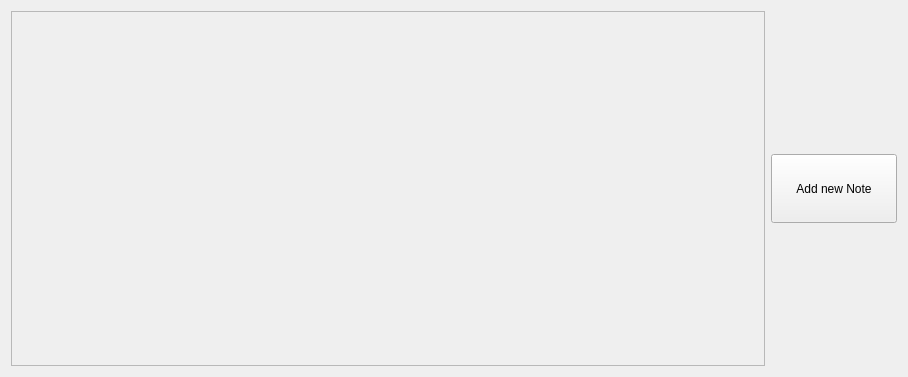
Above: forms/NotesDisplayingTab.ui from Patryk-Trojak/Notes before the change. Below: the same form after it.
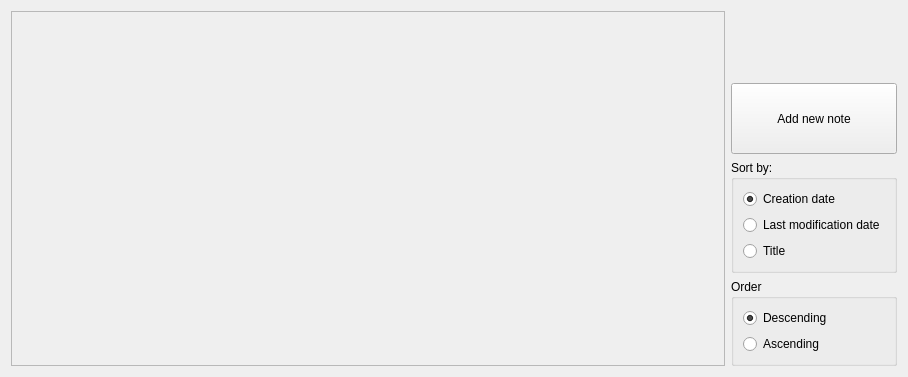
That is the form after the change.

Commit message: Add buttons sorting notes

The edit to the form file:
```diff
--- a/forms/NotesDisplayingTab.ui
+++ b/forms/NotesDisplayingTab.ui
@@ -10,44 +10,30 @@
     <height>377</height>
    </rect>
   </property>
+  <property name="minimumSize">
+   <size>
+    <width>0</width>
+    <height>0</height>
+   </size>
+  </property>
   <property name="windowTitle">
    <string>Form</string>
   </property>
-  <layout class="QGridLayout" name="gridLayout" rowstretch="2,1,2,0" columnstretch="6,1">
-   <item row="0" column="1">
-    <spacer name="verticalSpacer">
-     <property name="orientation">
-      <enum>Qt::Vertical</enum>
-     </property>
-     <property name="sizeHint" stdset="0">
-      <size>
-       <width>20</width>
-       <height>40</height>
-      </size>
-     </property>
-    </spacer>
-   </item>
-   <item row="2" column="1">
-    <spacer name="verticalSpacer_2">
-     <property name="orientation">
-      <enum>Qt::Vertical</enum>
-     </property>
-     <property name="sizeHint" stdset="0">
-      <size>
-       <width>20</width>
-       <height>40</height>
-      </size>
-     </property>
-    </spacer>
-   </item>
-   <item row="0" column="0" rowspan="4">
+  <layout class="QHBoxLayout" name="horizontalLayout">
+   <item>
     <widget class="QScrollArea" name="scrollArea">
      <property name="sizePolicy">
-      <sizepolicy hsizetype="Preferred" vsizetype="Expanding">
+      <sizepolicy hsizetype="Expanding" vsizetype="Expanding">
        <horstretch>0</horstretch>
        <verstretch>0</verstretch>
       </sizepolicy>
      </property>
+     <property name="minimumSize">
+      <size>
+       <width>200</width>
+       <height>0</height>
+      </size>
+     </property>
      <property name="widgetResizable">
       <bool>true</bool>
      </property>
@@ -69,18 +55,118 @@
      </widget>
     </widget>
    </item>
-   <item row="1" column="1">
-    <widget class="QPushButton" name="newNoteButton">
-     <property name="sizePolicy">
-      <sizepolicy hsizetype="Preferred" vsizetype="Expanding">
-       <horstretch>0</horstretch>
-       <verstretch>0</verstretch>
-      </sizepolicy>
-     </property>
-     <property name="text">
-      <string>Add new Note</string>
-     </property>
-    </widget>
+   <item>
+    <layout class="QVBoxLayout" name="verticalLayout">
+     <item>
+      <spacer name="verticalSpacer">
+       <property name="orientation">
+        <enum>Qt::Vertical</enum>
+       </property>
+       <property name="sizeHint" stdset="0">
+        <size>
+         <width>20</width>
+         <height>40</height>
+        </size>
+       </property>
+      </spacer>
+     </item>
+     <item>
+      <widget class="QPushButton" name="newNoteButton">
+       <property name="sizePolicy">
+        <sizepolicy hsizetype="Minimum" vsizetype="Expanding">
+         <horstretch>0</horstretch>
+         <verstretch>0</verstretch>
+        </sizepolicy>
+       </property>
+       <property name="text">
+        <string>Add new note</string>
+       </property>
+      </widget>
+     </item>
+     <item>
+      <widget class="QGroupBox" name="groupBox">
+       <property name="sizePolicy">
+        <sizepolicy hsizetype="Preferred" vsizetype="Preferred">
+         <horstretch>0</horstretch>
+         <verstretch>0</verstretch>
+        </sizepolicy>
+       </property>
+       <property name="title">
+        <string>Sort by:</string>
+       </property>
+       <property name="checkable">
+        <bool>false</bool>
+       </property>
+       <property name="checked">
+        <bool>false</bool>
+       </property>
+       <layout class="QVBoxLayout" name="verticalLayout_2">
+        <item>
+         <widget class="QRadioButton" name="sortByCreationDateButton">
+          <property name="text">
+           <string>Creation date</string>
+          </property>
+          <property name="checked">
+           <bool>true</bool>
+          </property>
+         </widget>
+        </item>
+        <item>
+         <widget class="QRadioButton" name="sortByModificationDateButton">
+          <property name="text">
+           <string>Last modification date</string>
+          </property>
+         </widget>
+        </item>
+        <item>
+         <widget class="QRadioButton" name="sortByTitleButton">
+          <property name="text">
+           <string>Title</string>
+          </property>
+          <property name="checked">
+           <bool>false</bool>
+          </property>
+         </widget>
+        </item>
+       </layout>
+      </widget>
+     </item>
+     <item>
+      <widget class="QGroupBox" name="groupBox_2">
+       <property name="title">
+        <string>Order</string>
+       </property>
+       <property name="flat">
+        <bool>false</bool>
+       </property>
+       <property name="checkable">
+        <bool>false</bool>
+       </property>
+       <layout class="QVBoxLayout" name="verticalLayout_3">
+        <item>
+         <widget class="QRadioButton" name="sortInDescendingOrder">
+          <property name="text">
+           <string>Descending</string>
+          </property>
+          <property name="checked">
+           <bool>true</bool>
+          </property>
+         </widget>
+        </item>
+        <item>
+         <widget class="QRadioButton" name="sortInAscendingOrderButton">
+          <property name="text">
+           <string>Ascending</string>
+          </property>
+          <property name="checked">
+           <bool>false</bool>
+          </property>
+         </widget>
+        </item>
+       </layout>
+      </widget>
+     </item>
+    </layout>
    </item>
   </layout>
  </widget>
```
Left out of the diff: 2 changed lines with no effect on the pictures. The commit also changes 2 other files.
